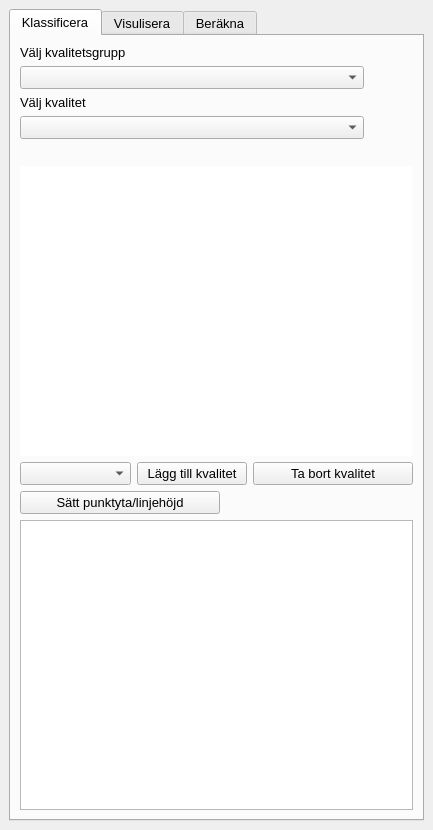
Qt form ui/qgyf_dockwidget_base.ui (co-city/QGYF) before a commit.
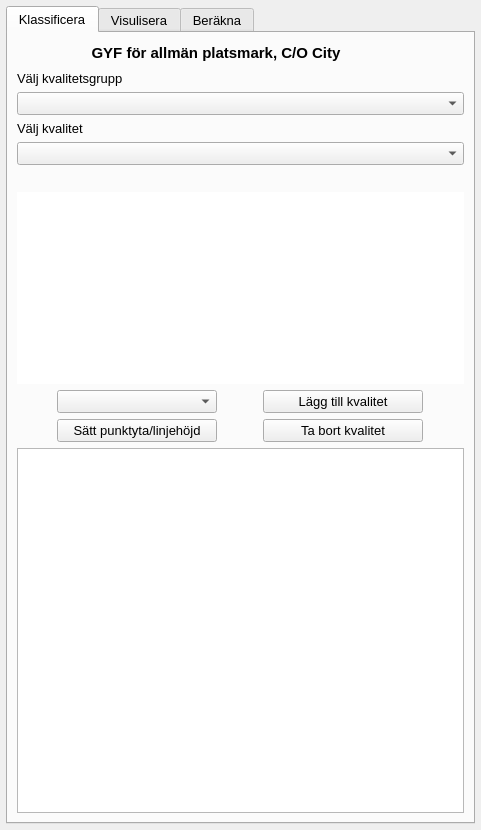
The same form after that commit. Icons and pictures are not drawn. Custom widgets are drawn as their Qt base class.

The edit to the form file:
```diff
--- a/ui/qgyf_dockwidget_base.ui
+++ b/ui/qgyf_dockwidget_base.ui
@@ -6,12 +6,12 @@
    <rect>
     <x>0</x>
     <y>0</y>
-    <width>433</width>
+    <width>481</width>
     <height>830</height>
    </rect>
   </property>
   <property name="sizePolicy">
-   <sizepolicy hsizetype="Expanding" vsizetype="Preferred">
+   <sizepolicy hsizetype="Fixed" vsizetype="Preferred">
     <horstretch>0</horstretch>
     <verstretch>0</verstretch>
    </sizepolicy>
@@ -39,7 +39,31 @@
      <verstretch>0</verstretch>
     </sizepolicy>
    </property>
-   <layout class="QGridLayout" name="gridLayout">
+   <property name="layoutDirection">
+    <enum>Qt::LeftToRight</enum>
+   </property>
+   <property name="autoFillBackground">
+    <bool>true</bool>
+   </property>
+   <property name="inputMethodHints">
+    <set>Qt::ImhNone</set>
+   </property>
+   <layout class="QGridLayout" name="main_2" columnstretch="0">
+    <property name="leftMargin">
+     <number>6</number>
+    </property>
+    <property name="topMargin">
+     <number>6</number>
+    </property>
+    <property name="rightMargin">
+     <number>6</number>
+    </property>
+    <property name="bottomMargin">
+     <number>6</number>
+    </property>
+    <property name="spacing">
+     <number>0</number>
+    </property>
     <item row="0" column="0">
      <widget class="QTabWidget" name="tabWidget">
       <property name="enabled">
@@ -80,14 +104,37 @@
         <string>Här sätter du en kvalitet på objekt</string>
        </attribute>
        <layout class="QGridLayout" name="gridLayout_2">
-        <item row="0" column="0" colspan="2">
-         <widget class="QLabel" name="label_3">
+        <item row="0" column="0">
+         <layout class="QVBoxLayout" name="verticalLayout">
+          <item>
+           <layout class="QHBoxLayout" name="horizontalLayout">
+            <item>
+             <widget class="QLabel" name="gyfVersion">
+              <property name="sizePolicy">
+               <sizepolicy hsizetype="Preferred" vsizetype="Preferred">
+                <horstretch>0</horstretch>
+                <verstretch>100</verstretch>
+               </sizepolicy>
+              </property>
+              <property name="font">
+               <font>
+                <pointsize>11</pointsize>
+                <weight>75</weight>
+                <bold>true</bold>
+               </font>
+              </property>
           <property name="text">
-           <string>Välj kvalitetsgrupp</string>
+               <string>GYF för allmän platsmark, C/O City</string>
+              </property>
+              <property name="textFormat">
+               <enum>Qt::RichText</enum>
+              </property>
+              <property name="alignment">
+               <set>Qt::AlignCenter</set>
           </property>
          </widget>
         </item>
-        <item row="0" column="3" rowspan="2">
+            <item>
          <widget class="QPushButton" name="info">
           <property name="sizePolicy">
            <sizepolicy hsizetype="Fixed" vsizetype="Fixed">
@@ -98,9 +145,6 @@
           <property name="toolTip">
            <string>Visa upp GYF guide</string>
           </property>
-          <property name="autoFillBackground">
-           <bool>false</bool>
-          </property>
           <property name="text">
            <string/>
           </property>
@@ -113,7 +157,16 @@
           </property>
          </widget>
         </item>
-        <item row="1" column="0" colspan="3">
+           </layout>
+          </item>
+          <item>
+           <widget class="QLabel" name="label_3">
+            <property name="text">
+             <string>Välj kvalitetsgrupp</string>
+            </property>
+           </widget>
+          </item>
+          <item>
          <widget class="QComboBox" name="selectQGroup">
           <property name="maximumSize">
            <size>
@@ -121,16 +174,19 @@
             <height>16777215</height>
            </size>
           </property>
-         </widget>
-        </item>
-        <item row="2" column="0">
+            <property name="sizeAdjustPolicy">
+             <enum>QComboBox::AdjustToContentsOnFirstShow</enum>
+            </property>
+           </widget>
+          </item>
+          <item>
          <widget class="QLabel" name="label_4">
           <property name="text">
            <string>Välj kvalitet</string>
           </property>
          </widget>
         </item>
-        <item row="3" column="0" colspan="3">
+          <item>
          <widget class="QComboBox" name="selectQ">
           <property name="maximumSize">
            <size>
@@ -140,8 +196,17 @@
           </property>
          </widget>
         </item>
-        <item row="4" column="0" colspan="4">
+          <item>
          <widget class="QLabel" name="label_5">
+            <property name="sizePolicy">
+             <sizepolicy hsizetype="Preferred" vsizetype="Preferred">
+              <horstretch>0</horstretch>
+              <verstretch>0</verstretch>
+             </sizepolicy>
+            </property>
+            <property name="layoutDirection">
+             <enum>Qt::LeftToRight</enum>
+            </property>
           <property name="text">
            <string>&lt;html&gt;
 &lt;head&gt;
@@ -158,12 +223,15 @@
 &lt;/body&gt;
 &lt;/html&gt;</string>
           </property>
-         </widget>
-        </item>
-        <item row="5" column="0" colspan="4">
+            <property name="alignment">
+             <set>Qt::AlignCenter</set>
+            </property>
+           </widget>
+          </item>
+          <item>
          <widget class="QTextBrowser" name="textQ">
           <property name="sizePolicy">
-           <sizepolicy hsizetype="Expanding" vsizetype="Expanding">
+             <sizepolicy hsizetype="Expanding" vsizetype="Preferred">
             <horstretch>0</horstretch>
             <verstretch>0</verstretch>
            </sizepolicy>
@@ -187,17 +255,53 @@
           </property>
          </widget>
         </item>
-        <item row="6" column="0">
+          <item>
+           <layout class="QGridLayout" name="gridLayout">
+            <item row="2" column="0">
+             <widget class="QPushButton" name="geometryButton">
+              <property name="sizePolicy">
+               <sizepolicy hsizetype="Preferred" vsizetype="Fixed">
+                <horstretch>0</horstretch>
+                <verstretch>0</verstretch>
+               </sizepolicy>
+              </property>
+              <property name="maximumSize">
+               <size>
+                <width>200</width>
+                <height>16777215</height>
+               </size>
+              </property>
+              <property name="toolTip">
+               <string>Sätt yta för punktobjekt/höjd för linjeobjekt</string>
+              </property>
+              <property name="text">
+               <string>Sätt punktyta/linjehöjd</string>
+              </property>
+             </widget>
+            </item>
+            <item row="0" column="0">
          <widget class="QComboBox" name="selectLayer">
+              <property name="sizePolicy">
+               <sizepolicy hsizetype="Fixed" vsizetype="Fixed">
+                <horstretch>0</horstretch>
+                <verstretch>0</verstretch>
+               </sizepolicy>
+              </property>
           <property name="maximumSize">
            <size>
             <width>160</width>
             <height>16777215</height>
            </size>
           </property>
-         </widget>
-        </item>
-        <item row="6" column="1">
+              <property name="baseSize">
+               <size>
+                <width>160</width>
+                <height>22</height>
+               </size>
+              </property>
+             </widget>
+            </item>
+            <item row="0" column="1">
          <widget class="QPushButton" name="approveButton">
           <property name="sizePolicy">
            <sizepolicy hsizetype="Preferred" vsizetype="Fixed">
@@ -216,10 +320,10 @@
           </property>
          </widget>
         </item>
-        <item row="6" column="2" colspan="2">
+            <item row="2" column="1">
          <widget class="QPushButton" name="removeButton">
           <property name="sizePolicy">
-           <sizepolicy hsizetype="Ignored" vsizetype="Ignored">
+               <sizepolicy hsizetype="Preferred" vsizetype="Fixed">
             <horstretch>0</horstretch>
             <verstretch>0</verstretch>
            </sizepolicy>
@@ -243,23 +347,9 @@
           </property>
          </widget>
         </item>
-        <item row="7" column="0" colspan="2">
-         <widget class="QPushButton" name="geometryButton">
-          <property name="maximumSize">
-           <size>
-            <width>200</width>
-            <height>16777215</height>
-           </size>
-          </property>
-          <property name="toolTip">
-           <string>Sätt yta för punktobjekt/höjd för linjeobjekt</string>
-          </property>
-          <property name="text">
-           <string>Sätt punktyta/linjehöjd</string>
-          </property>
-         </widget>
-        </item>
-        <item row="8" column="0" colspan="4">
+           </layout>
+          </item>
+          <item>
          <widget class="QTableWidget" name="classtable">
           <property name="sizePolicy">
            <sizepolicy hsizetype="Expanding" vsizetype="Expanding">
@@ -321,18 +411,8 @@
          </widget>
         </item>
        </layout>
-       <zorder>label_3</zorder>
-       <zorder>selectQGroup</zorder>
-       <zorder>label_4</zorder>
-       <zorder>selectQ</zorder>
-       <zorder>label_5</zorder>
-       <zorder>textQ</zorder>
-       <zorder>selectLayer</zorder>
-       <zorder>approveButton</zorder>
-       <zorder>removeButton</zorder>
-       <zorder>geometryButton</zorder>
-       <zorder>classtable</zorder>
-       <zorder>info</zorder>
+        </item>
+       </layout>
       </widget>
       <widget class="QWidget" name="visualize">
        <attribute name="title">
```
Left out of the diff: 59 changed lines with no effect on the pictures. Lines whose indentation alone changed are shown as unchanged.
